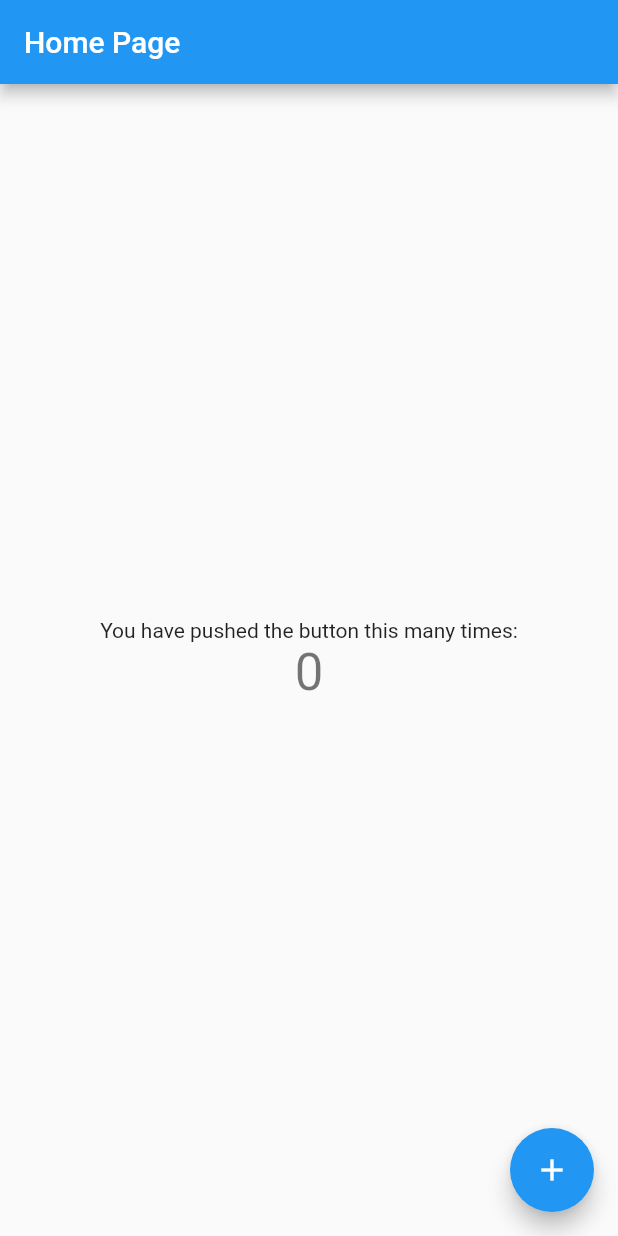
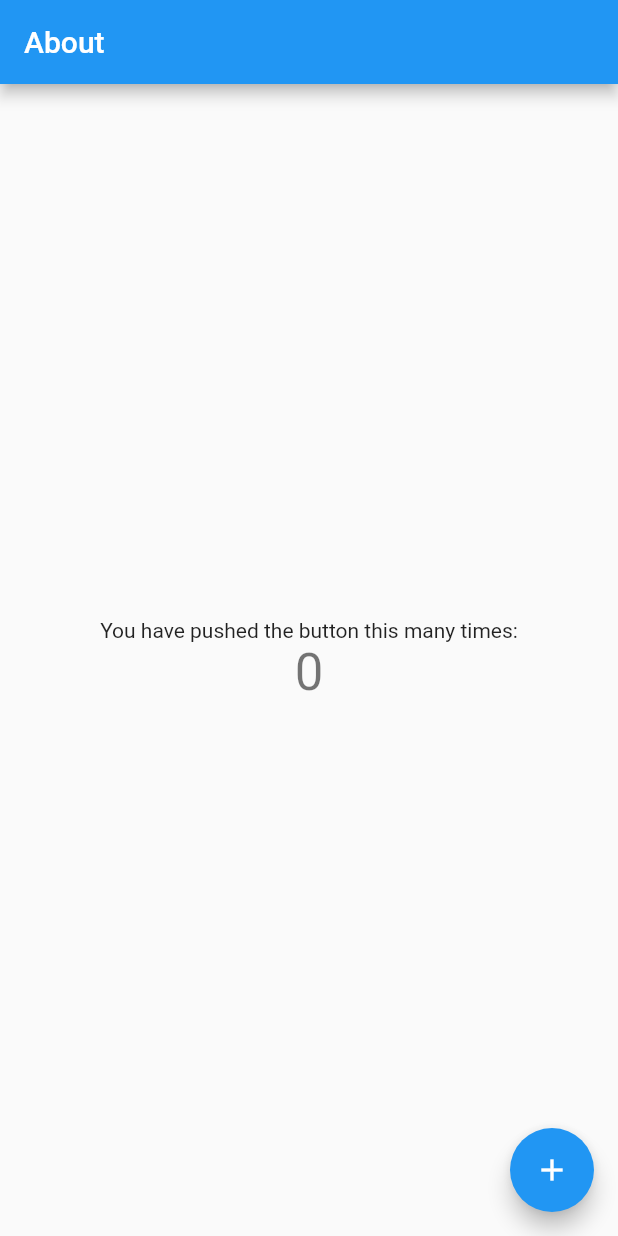
Before and after one commit to cyliong/list-module, a Flutter app: the screen it shows after launch, on a phone screen of 412 x 824 dp. Run offline on Flutter 3.47's test engine with Material 2 defaults, Android fonts, the phone set to English and light mode, and no system bars.

Commit message:
Change home page title

```diff
--- a/lib/main.dart
+++ b/lib/main.dart
@@ -10,7 +10,7 @@ class App extends StatelessWidget {
       theme: ThemeData(
         primarySwatch: Colors.blue,
       ),
-      home: HomePage(title: 'Home Page'),
+      home: HomePage(title: 'About'),
       debugShowCheckedModeBanner: false,
     );
   }
```
